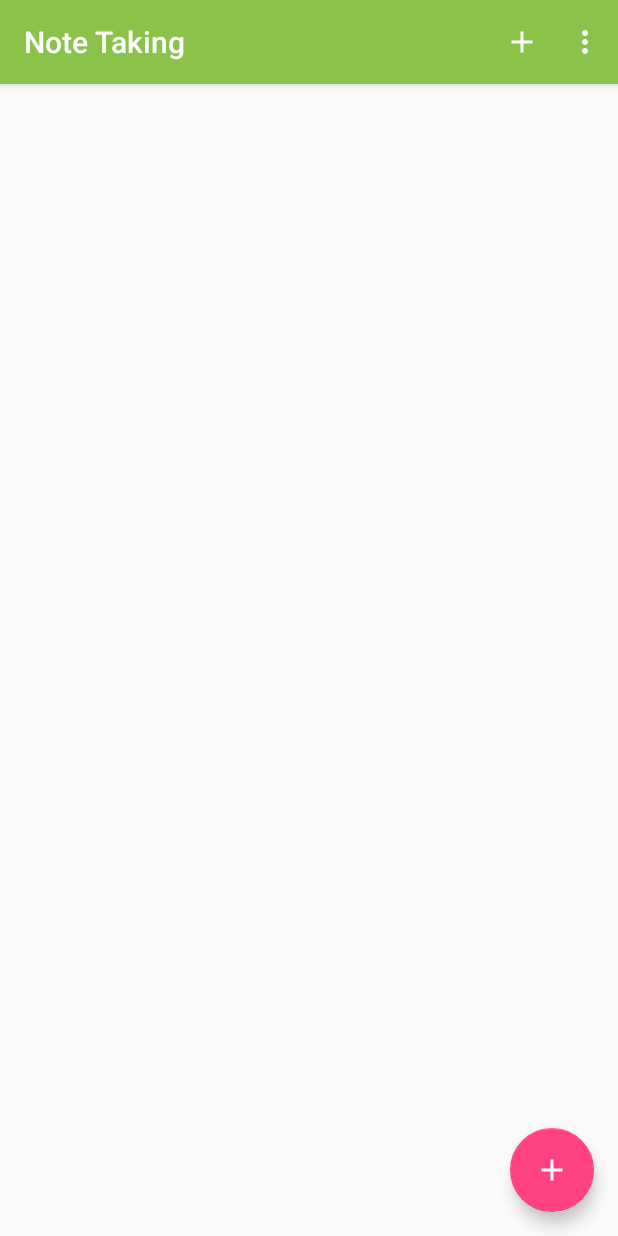
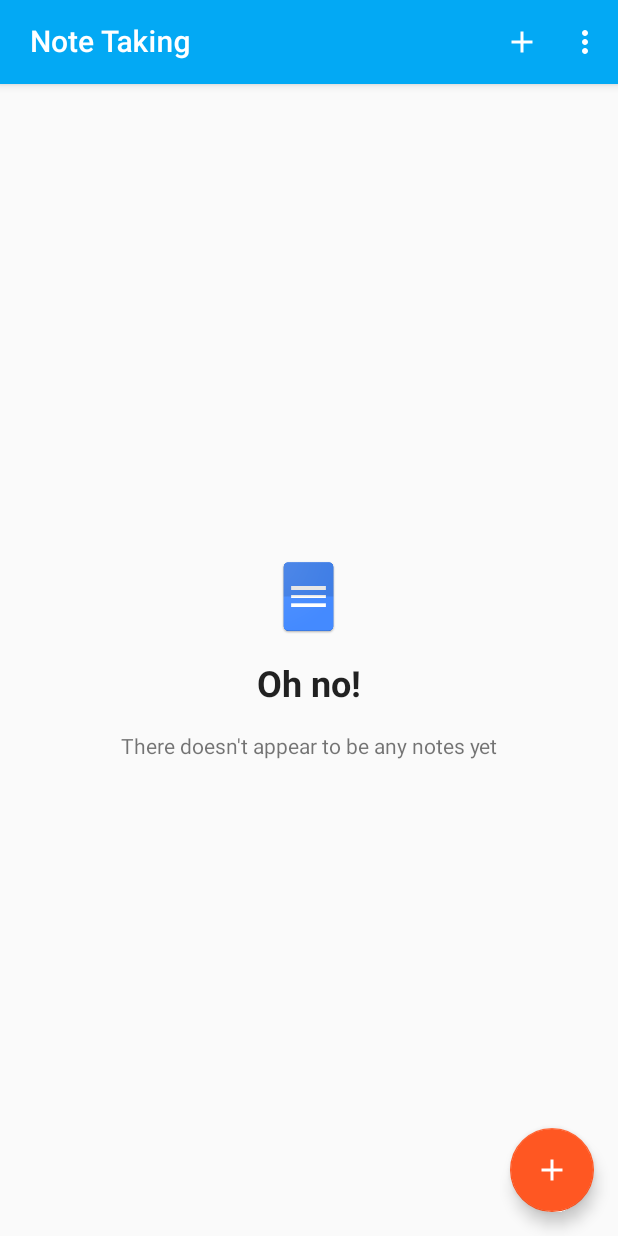
Before and after one commit to GoodPie/Android-Note-Taker, an Android app: the screen it shows after launch (MainActivity), on a phone screen of 412 x 824 dp. Run offline under Robolectric (Android 15) with nearby library versions, the phone set to English and light mode, and no system bars; our stand-ins replace Room's generated code; libraries missing offline, so code that uses them is left out: android.arch.persistence.

Commit message:
Layout Changes
* Added empty view when no notes
* Changed icon
* Added expandable toolbar
* Toolbar expands when viewing a note
* Toolbar title changes depending on the fragment
* Changed color scheme to match icon

```diff
--- a/app/src/main/java/britton/brandyn/notetaking/ui/activities/MainActivity.java
+++ b/app/src/main/java/britton/brandyn/notetaking/ui/activities/MainActivity.java
@@ -1,10 +1,14 @@
 package britton.brandyn.notetaking.ui.activities;
 
 import android.arch.persistence.room.Room;
+import android.content.pm.ApplicationInfo;
 import android.os.Bundle;
+import android.support.design.widget.AppBarLayout;
+import android.support.design.widget.CollapsingToolbarLayout;
 import android.support.design.widget.FloatingActionButton;
 import android.support.v4.app.Fragment;
 import android.support.v4.app.FragmentTransaction;
+import android.support.v7.app.ActionBar;
 import android.support.v7.app.AppCompatActivity;
 import android.support.v7.widget.Toolbar;
 import android.view.View;
@@ -24,13 +28,20 @@ public class MainActivity extends AppCompatActivity implements NoteFragment.Note
         NoteEditFragment.NoteEditFragmentInteractListener {
 
     private NotesDatabase mDatabase = null;
+    private Toolbar mToolbar;
+    private AppBarLayout mAppBar;
+    private CollapsingToolbarLayout mCollapsingToolbar;
 
     @Override
     protected void onCreate(Bundle savedInstanceState) {
         super.onCreate(savedInstanceState);
         setContentView(R.layout.activity_main);
-        Toolbar toolbar = (Toolbar) findViewById(R.id.toolbar);
-        setSupportActionBar(toolbar);
+
+        mAppBar = (AppBarLayout) findViewById(R.id.appbar);
+        mToolbar = (Toolbar) findViewById(R.id.toolbar_detail);
+        mCollapsingToolbar = (CollapsingToolbarLayout) findViewById(R.id.toolbar_layout);
+        setSupportActionBar(mToolbar);
+        getSupportActionBar().setDisplayOptions(ActionBar.DISPLAY_SHOW_TITLE);
 
         // Init database
         mDatabase = getDatabase();
@@ -125,6 +136,27 @@ public class MainActivity extends AppCompatActivity implements NoteFragment.Note
         return mDatabase;
     }
 
+
+    public void setToolBarTitle(String title) {
+
+
+        if (title == null)
+            title = getApplicationTitle();
+
+        getSupportActionBar().setTitle(title);
+        mCollapsingToolbar.setTitle(title);
+    }
+
+    public void expandAppBar(boolean expand) {
+        mAppBar.setExpanded(expand);
+    }
+
+    private String getApplicationTitle() {
+        ApplicationInfo applicationInfo = getApplicationContext().getApplicationInfo();
+        int stringId = applicationInfo.labelRes;
+        return stringId == 0 ? applicationInfo.nonLocalizedLabel.toString() :  getApplicationContext().getString(stringId);
+    }
+
     @Override
     public void OnNoteClicked(int noteId) {
         // Create new notes fragment
--- a/app/src/main/java/britton/brandyn/notetaking/ui/fragments/NewNoteFragment.java
+++ b/app/src/main/java/britton/brandyn/notetaking/ui/fragments/NewNoteFragment.java
@@ -19,6 +19,7 @@ import britton.brandyn.notetaking.ui.activities.MainActivity;
 public class NewNoteFragment extends Fragment {
 
     public static final String TAG = "NewNoteFragment";
+    public static final String TITLE = "New Note";
 
 
     private EditText mNewNoteTitleET;
@@ -47,7 +48,11 @@ public class NewNoteFragment extends Fragment {
         View view = inflater.inflate(R.layout.fragment_new_note, container, false);
 
         // Hide the floating action button
-        ((MainActivity) getActivity()).hideFAB();
+        MainActivity activity = (MainActivity) getActivity();
+        activity.hideFAB();
+        activity.setToolBarTitle(TITLE);
+        activity.expandAppBar(false);
+
 
         // Get views
         mNewNoteTitleET = (EditText) view.findViewById(R.id.et_new_note_title);
--- a/app/src/main/java/britton/brandyn/notetaking/ui/fragments/NoteEditFragment.java
+++ b/app/src/main/java/britton/brandyn/notetaking/ui/fragments/NoteEditFragment.java
@@ -29,6 +29,7 @@ import britton.brandyn.notetaking.ui.activities.MainActivity;
 public class NoteEditFragment extends Fragment {
 
     public static final String TAG = "NoteEditFragment";
+    public static final String TITLE = "Edit Note";
 
     private static final String ARG_NOTE_ID = "paramNoteId";
 
@@ -71,7 +72,10 @@ public class NoteEditFragment extends Fragment {
         View view = inflater.inflate(R.layout.fragment_new_note, container, false);
 
         // Hide the floating action button
-        ((MainActivity) getActivity()).hideFAB();
+        MainActivity activity = (MainActivity) getActivity();
+        activity.hideFAB();
+        activity.setToolBarTitle(TITLE);
+        activity.expandAppBar(false);
 
         // Load views
         mTitleET = (EditText) view.findViewById(R.id.et_new_note_title);
--- a/app/src/main/java/britton/brandyn/notetaking/ui/fragments/NoteFragment.java
+++ b/app/src/main/java/britton/brandyn/notetaking/ui/fragments/NoteFragment.java
@@ -28,7 +28,6 @@ public class NoteFragment extends Fragment {
     private static final String ARG_NOTE_ID = "note_param";
     private int mNoteId;
 
-    private TextView mTitleTV;
     private TextView mDescTV;
 
     private NoteItem mNote;
@@ -59,15 +58,14 @@ public class NoteFragment extends Fragment {
         // Inflate the layout for this fragment
         View view =  inflater.inflate(R.layout.fragment_note, container, false);
 
-        // Get the views
-        mTitleTV = (TextView) view.findViewById(R.id.tv_note_display_title);
+        MainActivity activity = (MainActivity) getActivity();
+        activity.hideFAB();
+        activity.expandAppBar(true);
+
         mDescTV = (TextView) view.findViewById(R.id.tv_note_display_desc);
 
         // Load the info from database
         new LoadNoteTask().execute(mNoteId);
-
-        // Show floating action button
-        ((MainActivity) getActivity()).showFAB();
 
         // Enable options menu
         setHasOptionsMenu(true);
@@ -109,7 +107,7 @@ public class NoteFragment extends Fragment {
         @Override
         protected void onPostExecute(NoteItem noteItem) {
             if (noteItem != null) {
-                mTitleTV.setText(noteItem.getTitle());
+                ((MainActivity) getActivity()).setToolBarTitle(noteItem.getTitle());
                 mDescTV.setText(noteItem.getDescription());
                 mNote = noteItem;
             }
--- a/app/src/main/java/britton/brandyn/notetaking/ui/fragments/NotesHomeFragment.java
+++ b/app/src/main/java/britton/brandyn/notetaking/ui/fragments/NotesHomeFragment.java
@@ -65,13 +65,23 @@ public class NotesHomeFragment extends Fragment {
         // Get the context
         mContext = getActivity().getApplicationContext();
 
-        // Show the floating action button
-        ((MainActivity) getActivity()).showFAB();
+        // Housekeeping for the MainActivity
+        MainActivity activity = (MainActivity) getActivity();
+        activity.showFAB();
+        activity.setToolBarTitle(null);
+        activity.expandAppBar(false);
 
-        // Load views
+        // Create ListView
         mListView = (ListView) view.findViewById(R.id.lv_notes);
         mAdapter = new NoteArrayAdapter(mContext, R.layout.note_list_item, new ArrayList<NoteItem>());
+
+        // Set empty view of listview
+        View emptyView = inflater.inflate(R.layout.empty_list_view, null);
+        ViewGroup viewGroup = (ViewGroup) mListView.getParent();
+        viewGroup.addView(emptyView);
+        mListView.setEmptyView(emptyView);
         mListView.setAdapter(mAdapter);
+
         new LoadNotesTask().execute();
 
         return view;
@@ -93,6 +103,7 @@ public class NotesHomeFragment extends Fragment {
                     ((MainActivity) getActivity()).OnNoteClicked(results.get(i).getId());
                 }
             });
+            mListView.invalidateViews();
         }
     }
 }
--- a/app/src/main/res/layout/activity_main.xml
+++ b/app/src/main/res/layout/activity_main.xml
@@ -1,23 +1,38 @@
 <?xml version="1.0" encoding="utf-8"?>
 <android.support.design.widget.CoordinatorLayout xmlns:android="http://schemas.android.com/apk/res/android"
     xmlns:app="http://schemas.android.com/apk/res-auto"
-    xmlns:tools="http://schemas.android.com/tools"
+    android:id="@+id/coordinator"
     android:layout_width="match_parent"
     android:layout_height="match_parent"
-    tools:context="britton.brandyn.notetaking.ui.activities.MainActivity">
+    android:fitsSystemWindows="true" >
 
     <android.support.design.widget.AppBarLayout
+        android:id="@+id/appbar"
         android:layout_width="match_parent"
-        android:layout_height="wrap_content"
-        android:theme="@style/AppTheme.AppBarOverlay">
+        android:layout_height="192dp"
+        android:fitsSystemWindows="true"
 
-        <android.support.v7.widget.Toolbar
-            android:id="@+id/toolbar"
+        android:theme="@style/ThemeOverlay.AppCompat.Dark.ActionBar"
+        app:expanded="false">
+
+        <android.support.design.widget.CollapsingToolbarLayout
+            android:id="@+id/toolbar_layout"
             android:layout_width="match_parent"
-            android:layout_height="?attr/actionBarSize"
-            android:background="?attr/colorPrimary"
-            app:popupTheme="@style/AppTheme.PopupOverlay" />
+            android:layout_height="match_parent"
+            android:fitsSystemWindows="true"
+            app:contentScrim="?attr/colorPrimary"
+            app:layout_scrollFlags="scroll|exitUntilCollapsed"
+            app:toolbarId="@+id/toolbar">
 
+            <android.support.v7.widget.Toolbar
+                android:id="@+id/toolbar_detail"
+                android:layout_width="match_parent"
+                android:layout_height="?attr/actionBarSize"
+                android:minHeight="?attr/actionBarSize"
+                app:layout_collapseMode="pin"
+                app:layout_collapseParallaxMultiplier="0.0"
+                app:popupTheme="@style/ThemeOverlay.AppCompat.Light" />
+        </android.support.design.widget.CollapsingToolbarLayout>
     </android.support.design.widget.AppBarLayout>
 
     <include layout="@layout/content_main" />
--- a/app/src/main/res/layout/content_main.xml
+++ b/app/src/main/res/layout/content_main.xml
@@ -3,5 +3,4 @@
     android:layout_width="match_parent"
     android:layout_height="match_parent"
     android:orientation="vertical">
-
 </FrameLayout>
--- /dev/null
+++ b/app/src/main/res/layout/empty_list_view.xml
@@ -0,0 +1,39 @@
+<?xml version="1.0" encoding="utf-8"?>
+<LinearLayout xmlns:android="http://schemas.android.com/apk/res/android"
+    xmlns:app="http://schemas.android.com/apk/res-auto"
+    xmlns:tools="http://schemas.android.com/tools"
+    android:id="@+id/empty_list_view"
+    android:layout_width="match_parent"
+    android:layout_height="match_parent"
+    android:layout_alignParentEnd="false"
+    android:gravity="center"
+    android:orientation="vertical"
+    android:padding="24dp"
+    android:textAlignment="center">
+
+    <ImageView
+        android:id="@+id/imageView"
+        android:layout_width="50dp"
+        android:layout_height="50dp"
+        android:layout_margin="16dp"
+        android:contentDescription="@string/missing_notes"
+        android:padding="0dp"
+        app:srcCompat="@drawable/ic_note" />
+
+    <TextView
+        android:id="@+id/textView"
+        android:layout_width="match_parent"
+        android:layout_height="wrap_content"
+        android:text="@string/empty_list_title"
+        android:textAlignment="center"
+        android:textAppearance="@style/TextAppearance.AppCompat.Headline"
+        android:textStyle="bold" />
+
+    <TextView
+        android:id="@+id/textView2"
+        android:layout_width="match_parent"
+        android:layout_height="wrap_content"
+        android:padding="16dp"
+        android:textAlignment="center"
+        android:text="@string/empty_list_desc" />
+</LinearLayout>
--- a/app/src/main/res/layout/fragment_note.xml
+++ b/app/src/main/res/layout/fragment_note.xml
@@ -3,24 +3,16 @@
     android:layout_width="match_parent"
     android:layout_height="match_parent"
     android:orientation="vertical"
-    android:layout_marginTop="?android:attr/actionBarSize"
+    android:layout_marginTop="192dp"
     android:padding="16dp"
     tools:context="britton.brandyn.notetaking.ui.fragments.NoteFragment">
 
     <!-- TODO: Update blank fragment layout -->
 
-    <TextView
-        android:id="@+id/tv_note_display_title"
-        android:layout_width="match_parent"
-        android:layout_height="wrap_content"
-        android:padding="4dp"
-        android:text="@string/title"
-        android:textAppearance="@style/TextAppearance.AppCompat.Title" />
-
     <ScrollView
         android:layout_width="match_parent"
         android:layout_height="match_parent"
-        android:padding="4dp">
+        android:paddingLeft="16dp">
 
         <LinearLayout
             android:layout_width="match_parent"
@@ -31,7 +23,6 @@
                 android:id="@+id/tv_note_display_desc"
                 android:layout_width="match_parent"
                 android:layout_height="wrap_content"
-                android:layout_marginTop="8dp"
                 android:text="@string/description" />
         </LinearLayout>
     </ScrollView>
--- a/app/src/main/res/values/colors.xml
+++ b/app/src/main/res/values/colors.xml
@@ -1,7 +1,7 @@
 <?xml version="1.0" encoding="utf-8"?>
 <resources>
-    <color name="colorPrimary">#8BC34A</color>
-    <color name="colorPrimaryDark">#689F38</color>
-    <color name="colorPrimaryLight">#DCEDC8</color>
-    <color name="colorAccent">#FF4081</color>
+    <color name="colorPrimary">#03A9F4</color>
+    <color name="colorPrimaryDark">#0288D1</color>
+    <color name="colorPrimaryLight">#B3E5FC</color>
+    <color name="colorAccent">#FF5722</color>
 </resources>
--- a/app/src/main/res/values/strings.xml
+++ b/app/src/main/res/values/strings.xml
@@ -10,4 +10,8 @@
     <string name="example_date">01/01/2017</string>
     <string name="complete_note">Complete Note</string>
     <string name="edit_note">Edit Note</string>
+    <string name="empty_list_string">There doesn\'t appear to be any notes yet. Click the \'+\' icon to add a new note.</string>
+    <string name="missing_notes">Missing Notes</string>
+    <string name="empty_list_title">Oh no!</string>
+    <string name="empty_list_desc">There doesn\'t appear to be any notes yet</string>
 </resources>
```
Also changed, not shown: app/src/main/res/drawable/ic_note.png (added), app/src/main/res/mipmap-hdpi/ic_launcher.png, app/src/main/res/mipmap-mdpi/ic_launcher.png, app/src/main/res/mipmap-xhdpi/ic_launcher.png, app/src/main/res/mipmap-xxhdpi/ic_launcher.png, app/src/main/res/mipmap-xxxhdpi/ic_launcher.png.
